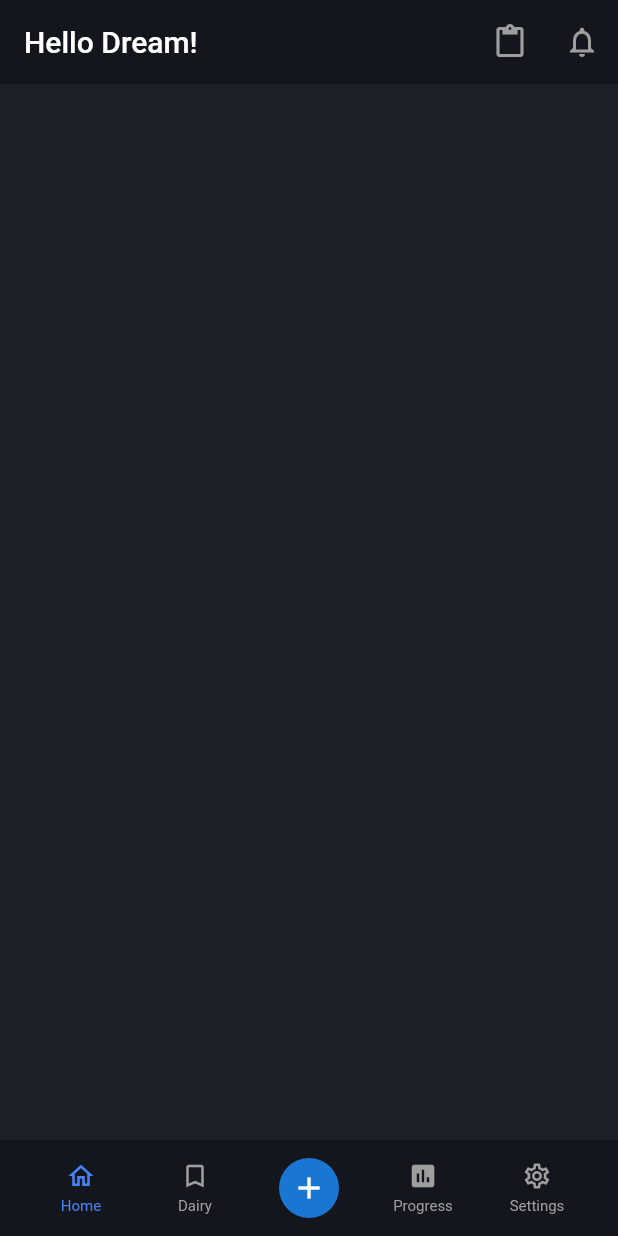
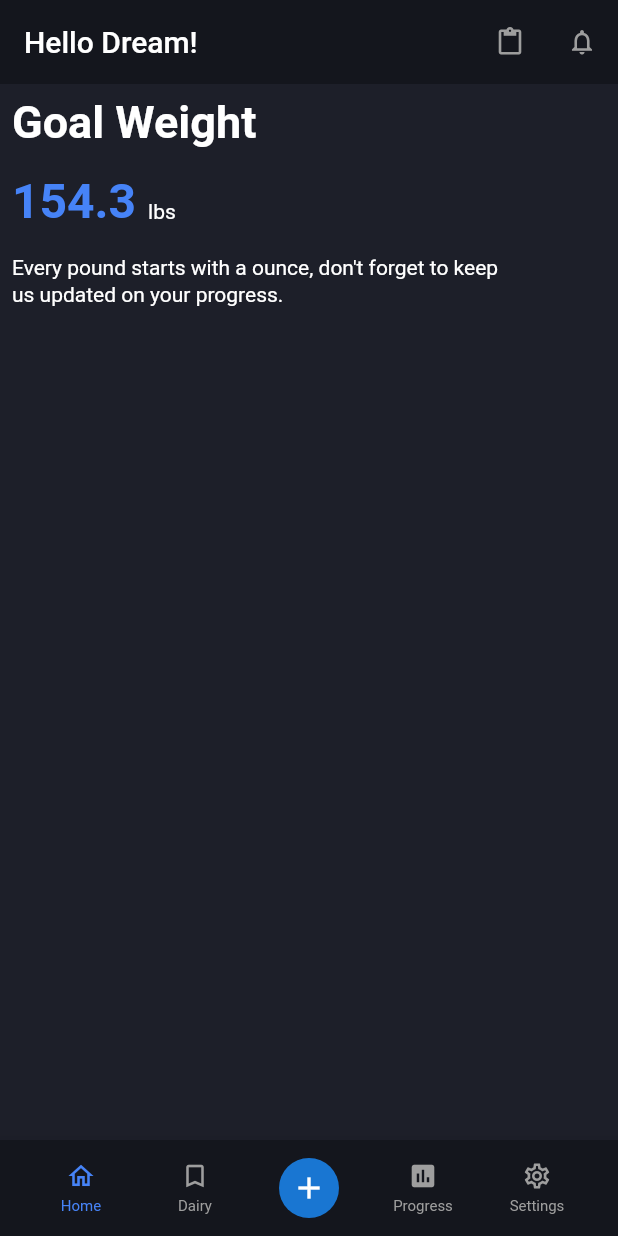
Before and after one commit to JAICHANGPARK/flutter_notebook_18th_story, a Flutter app: the screen it shows after launch, on a phone screen of 412 x 824 dp. Run offline on Flutter 3.47's test engine with Material 2 defaults, Android fonts, the phone set to English and light mode, and no system bars; our stand-ins replace cached_network_image, flutter_lorem, flutter_riverpod, flutter_svg, freezed_annotation, go_router and 3 more.

Commit message:
Update calorie_tracking_home_page.dart

```diff
--- a/lib/ep1076_calorie_tracking_app/src/ui/calorie_tracking_home_page.dart
+++ b/lib/ep1076_calorie_tracking_app/src/ui/calorie_tracking_home_page.dart
@@ -9,13 +9,11 @@ class CalorieTrackingHomePage extends StatefulWidget {
 }
 
 class _CalorieTrackingHomePageState extends State<CalorieTrackingHomePage> {
-
   int _tabIndex = 0;
 
   @override
   Widget build(BuildContext context) {
     return Scaffold(
-
       appBar: AppBar(
         elevation: 0,
         title: const Text("Hello Dream!"),
@@ -28,6 +26,7 @@ class _CalorieTrackingHomePageState extends State<CalorieTrackingHomePage> {
             icon: const Icon(
               Icons.content_paste,
             ),
+            iconSize: 20,
           ),
           IconButton(
             onPressed: () {},
@@ -35,11 +34,62 @@ class _CalorieTrackingHomePageState extends State<CalorieTrackingHomePage> {
             icon: const Icon(
               Icons.notifications_outlined,
             ),
+            iconSize: 20,
           )
         ],
       ),
+      body: SingleChildScrollView(
+        child: Padding(
+          padding: const EdgeInsets.all(8.0),
+          child: Column(
+            crossAxisAlignment: CrossAxisAlignment.start,
+            children: [
+              const Text(
+                "Goal Weight",
+                style: TextStyle(
+                  color: Colors.white,
+                  fontSize: 30,
+                  fontWeight: FontWeight.bold,
+                ),
+              ),
+              Padding(
+                padding: const EdgeInsets.symmetric(vertical: 16),
+                child: Row(
+                  crossAxisAlignment: CrossAxisAlignment.end,
+                  children: [
+                    Text(
+                      "154.3",
+                      style: TextStyle(
+                        fontSize: 32,
+                        color: primaryColor,
+                        fontWeight: FontWeight.bold,
+                      ),
+                    ),
+                    const SizedBox(
+                      width: 4,
+                    ),
+                    const Padding(
+                      padding: EdgeInsets.all(4.0),
+                      child: Text(
+                        "lbs",
+                        style: TextStyle(color: Colors.white),
+                      ),
+                    )
+                  ],
+                ),
+              ),
+              const Padding(
+                padding: EdgeInsets.only(right: 64),
+                child: Text(
+                  "Every pound starts with a ounce, don't forget to keep us updated on your progress.",
+                  style: TextStyle(color: Colors.white, height: 1.3),
+                ),
+              )
+            ],
+          ),
+        ),
+      ),
       bottomNavigationBar: BottomAppBar(
-
           child: Container(
         height: 64,
         child: Padding(
@@ -50,14 +100,14 @@ class _CalorieTrackingHomePageState extends State<CalorieTrackingHomePage> {
             children: [
               Expanded(
                 child: GestureDetector(
-                  onTap: (){
+                  onTap: () {
                     setState(() {
                       _tabIndex = 0;
                     });
                   },
                   child: Column(
                     mainAxisAlignment: MainAxisAlignment.center,
-                    children:  [
+                    children: [
                       Icon(
                         Icons.home_outlined,
                         size: 20,
@@ -68,8 +118,10 @@ class _CalorieTrackingHomePageState extends State<CalorieTrackingHomePage> {
                       ),
                       Text(
                         "Home",
-                        style: TextStyle(fontSize: 10,
-                          color: _tabIndex == 0 ? primaryColor : Colors.grey,),
+                        style: TextStyle(
+                          fontSize: 10,
+                          color: _tabIndex == 0 ? primaryColor : Colors.grey,
+                        ),
                       ),
                     ],
                   ),
@@ -77,14 +129,14 @@ class _CalorieTrackingHomePageState extends State<CalorieTrackingHomePage> {
               ),
               Expanded(
                 child: GestureDetector(
-                  onTap: (){
+                  onTap: () {
                     setState(() {
                       _tabIndex = 1;
                     });
                   },
                   child: Column(
                     mainAxisAlignment: MainAxisAlignment.center,
-                    children:  [
+                    children: [
                       Icon(
                         Icons.bookmark_border,
                         size: 20,
@@ -95,8 +147,10 @@ class _CalorieTrackingHomePageState extends State<CalorieTrackingHomePage> {
                       ),
                       Text(
                         "Dairy",
-                        style: TextStyle(fontSize: 10,
-                          color: _tabIndex == 1 ? primaryColor : Colors.grey,),
+                        style: TextStyle(
+                          fontSize: 10,
+                          color: _tabIndex == 1 ? primaryColor : Colors.grey,
+                        ),
                       ),
                     ],
                   ),
@@ -104,21 +158,20 @@ class _CalorieTrackingHomePageState extends State<CalorieTrackingHomePage> {
               ),
               const Expanded(
                 child: CircleAvatar(
-
                   child: Icon(Icons.add),
                   foregroundColor: Colors.white,
                 ),
               ),
               Expanded(
                 child: GestureDetector(
-                  onTap: (){
+                  onTap: () {
                     setState(() {
                       _tabIndex = 2;
                     });
                   },
                   child: Column(
                     mainAxisAlignment: MainAxisAlignment.center,
-                    children:  [
+                    children: [
                       Icon(
                         Icons.assessment,
                         size: 20,
@@ -129,7 +182,8 @@ class _CalorieTrackingHomePageState extends State<CalorieTrackingHomePage> {
                       ),
                       Text(
                         "Progress",
-                        style: TextStyle(fontSize: 10,
+                        style: TextStyle(
+                          fontSize: 10,
                           color: _tabIndex == 2 ? primaryColor : Colors.grey,
                         ),
                       ),
@@ -139,14 +193,14 @@ class _CalorieTrackingHomePageState extends State<CalorieTrackingHomePage> {
               ),
               Expanded(
                 child: GestureDetector(
-                  onTap: (){
+                  onTap: () {
                     setState(() {
                       _tabIndex = 3;
                     });
                   },
                   child: Column(
                     mainAxisAlignment: MainAxisAlignment.center,
-                    children:  [
+                    children: [
                       Icon(
                         Icons.settings_outlined,
                         size: 20,
@@ -157,7 +211,8 @@ class _CalorieTrackingHomePageState extends State<CalorieTrackingHomePage> {
                       ),
                       Text(
                         "Settings",
-                        style: TextStyle(fontSize: 10,
+                        style: TextStyle(
+                          fontSize: 10,
                           color: _tabIndex == 3 ? primaryColor : Colors.grey,
                         ),
                       ),
```
